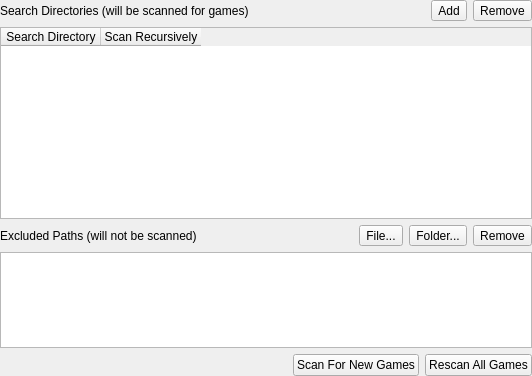
This is src/riverhorse-qt/gamelistsettingswidget.ui in thenotoriousfox/riverhorse as Qt 5 draws it before an edit. The edited form follows.
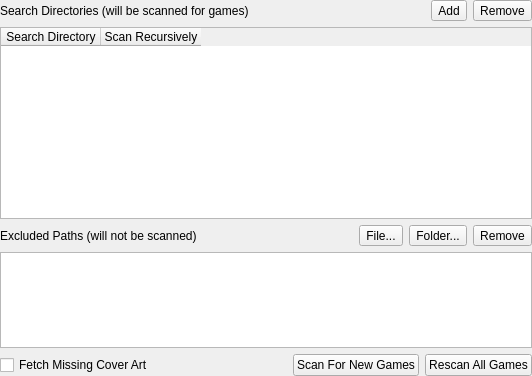
This is the edited form. Icons and pictures are not drawn.

Patch:
```diff
--- a/src/riverhorse-qt/gamelistsettingswidget.ui
+++ b/src/riverhorse-qt/gamelistsettingswidget.ui
@@ -185,6 +185,13 @@
    </item>
    <item>
     <layout class="QHBoxLayout" name="horizontalLayout">
+     <item>
+      <widget class="QCheckBox" name="fetchCovers">
+       <property name="text">
+        <string>Fetch Missing Cover Art</string>
+       </property>
+      </widget>
+     </item>
      <item>
       <spacer name="horizontalSpacer">
        <property name="orientation">
```
